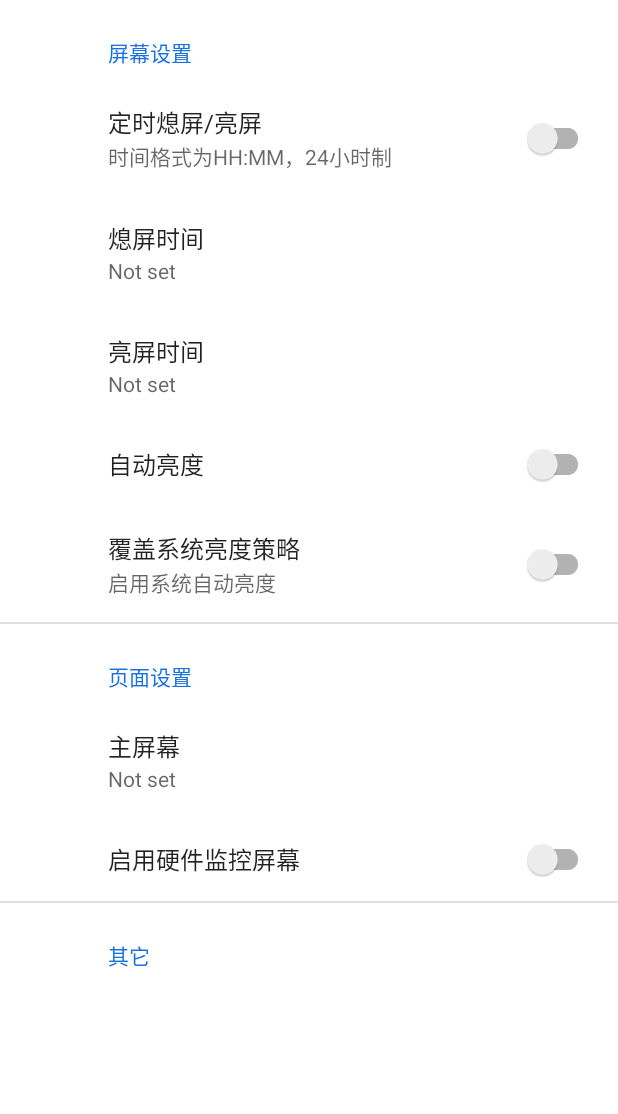
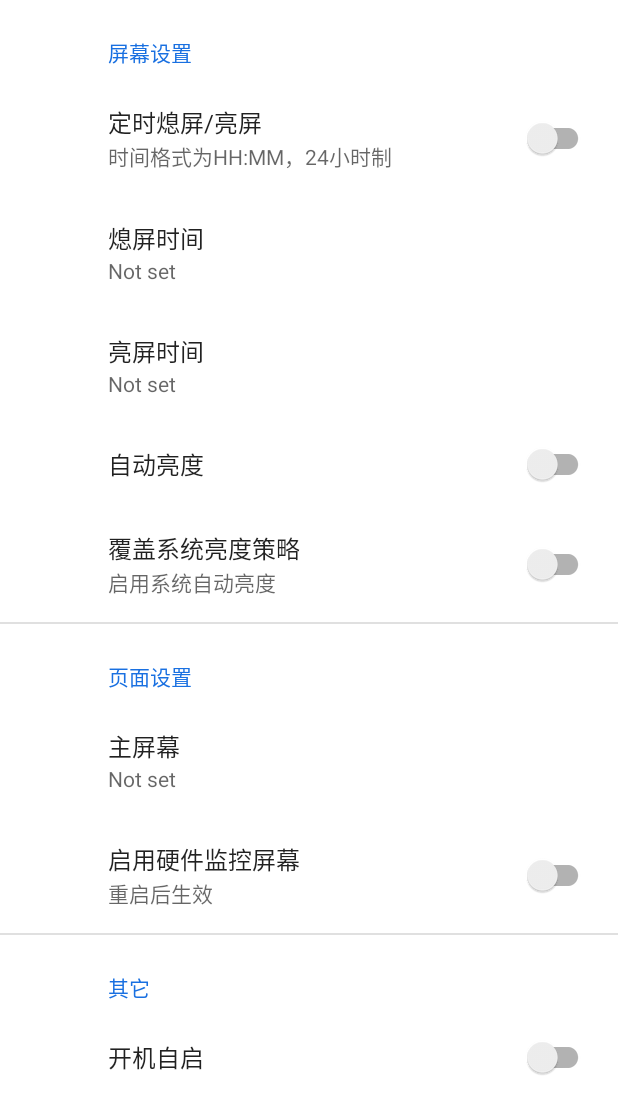
Before and after one commit to HRPF/FSClock, an Android app: the fragment AppSettingsFragment shown on its own in the app's theme, on a phone screen of 412 x 824 dp. Shown: the top 1114 px of the screen. Run offline under Robolectric (Android 15) with nearby library versions, the phone set to English and light mode, and no system bars; our stand-ins replace androidx.preference.

Commit message:
Add: 开机自启设置

```diff
--- a/app/src/main/res/values/strings.xml
+++ b/app/src/main/res/values/strings.xml
@@ -46,5 +46,6 @@
     <string name="cover_system_brightness_summary_on">使用APP内建的亮度策略
     </string>
     <string name="cover_system_brightness_summary_off">启用系统自动亮度</string>
+    <string name="need_restart">重启后生效</string>
 
 </resources>
--- a/app/src/main/res/xml/root_preferences.xml
+++ b/app/src/main/res/xml/root_preferences.xml
@@ -47,23 +47,18 @@
 
         <SwitchPreferenceCompat
             app:key="enable_remote_sensor"
-            app:title="启用硬件监控屏幕" />
+            app:title="启用硬件监控屏幕"
+            app:summaryOff="@string/need_restart"
+            app:summaryOn="@string/need_restart" />
 
 
     </PreferenceCategory>
 
     <PreferenceCategory app:title="@string/other_settings_header">
 
-<!--        <SwitchPreferenceCompat-->
-<!--            app:key="sync"-->
-<!--            app:title="@string/sync_title" />-->
-
-<!--        <SwitchPreferenceCompat-->
-<!--            app:dependency="sync"-->
-<!--            app:key="attachment"-->
-<!--            app:summaryOff="@string/cover_system_brightness_summary_off"-->
-<!--            app:summaryOn="@string/cover_system_brightness_summary_on"-->
-<!--            app:title="@string/attachment_title" />-->
+        <SwitchPreferenceCompat
+            app:key="start_at_boot"
+            app:title="开机自启" />
 
     </PreferenceCategory>
 
```
Also changed, not shown: app/src/main/java/com/hrpf/fsclock/StartReceiver.java (+14 -4 lines), 1 other file.
